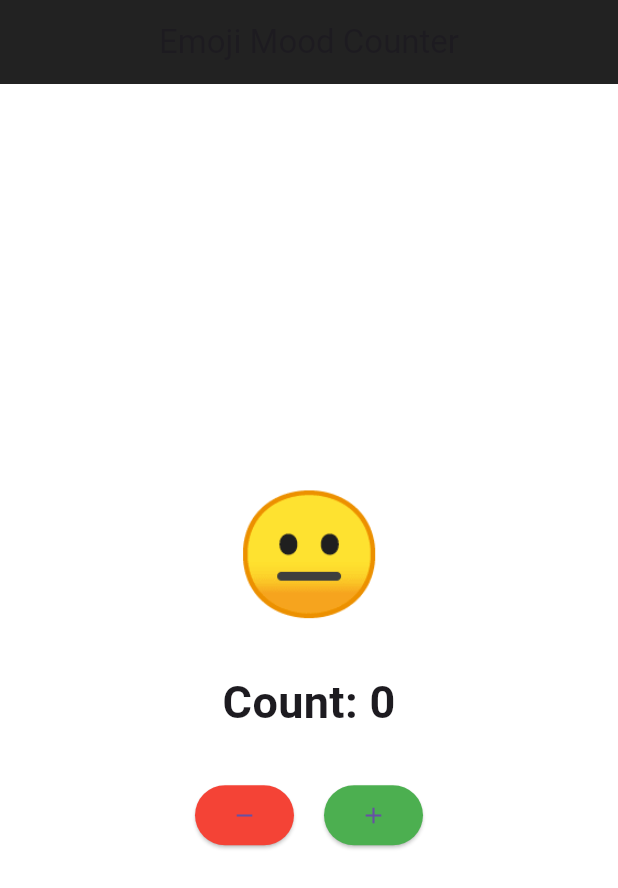
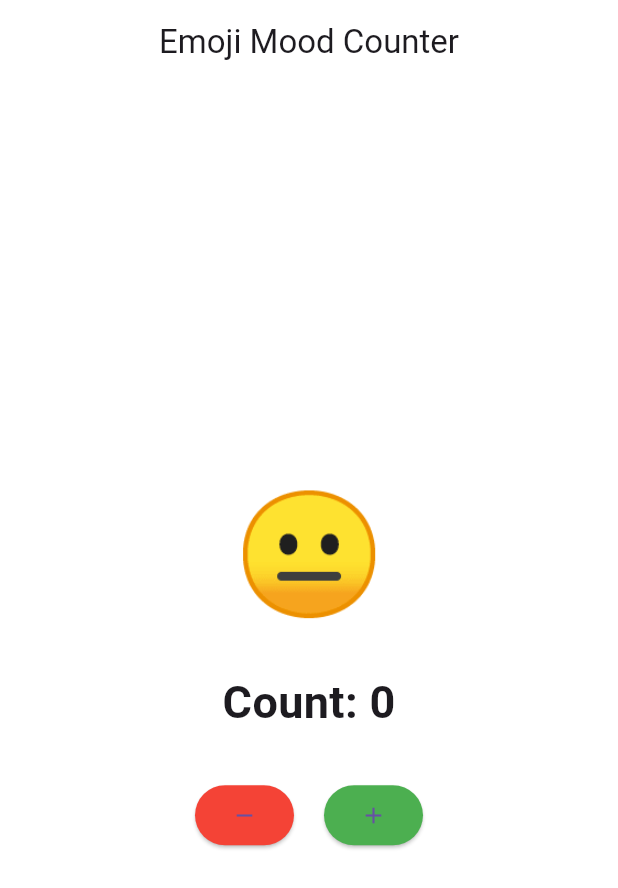
Before and after one commit to Devika-31/assignment3, a Flutter app: the screen it shows after launch, on a phone screen of 412 x 824 dp. Shown: the top 888 px of the screen. Run offline on Flutter 3.47's test engine with Material 3 defaults, Android fonts, the phone set to English and light mode, and no system bars.

Commit message:
--ss added

```diff
--- a/lib/main.dart
+++ b/lib/main.dart
@@ -47,7 +47,7 @@ class _EmojiMoodCounterState extends State<EmojiMoodCounter> {
       appBar: AppBar(
         title: Text("Emoji Mood Counter"),
         centerTitle: true,
-        backgroundColor: Colors.black87,
+        backgroundColor: Colors.white,
       ),
       body: Center(
         child: Column(
```
Also changed, not shown: img.png (added), 1 other file.
